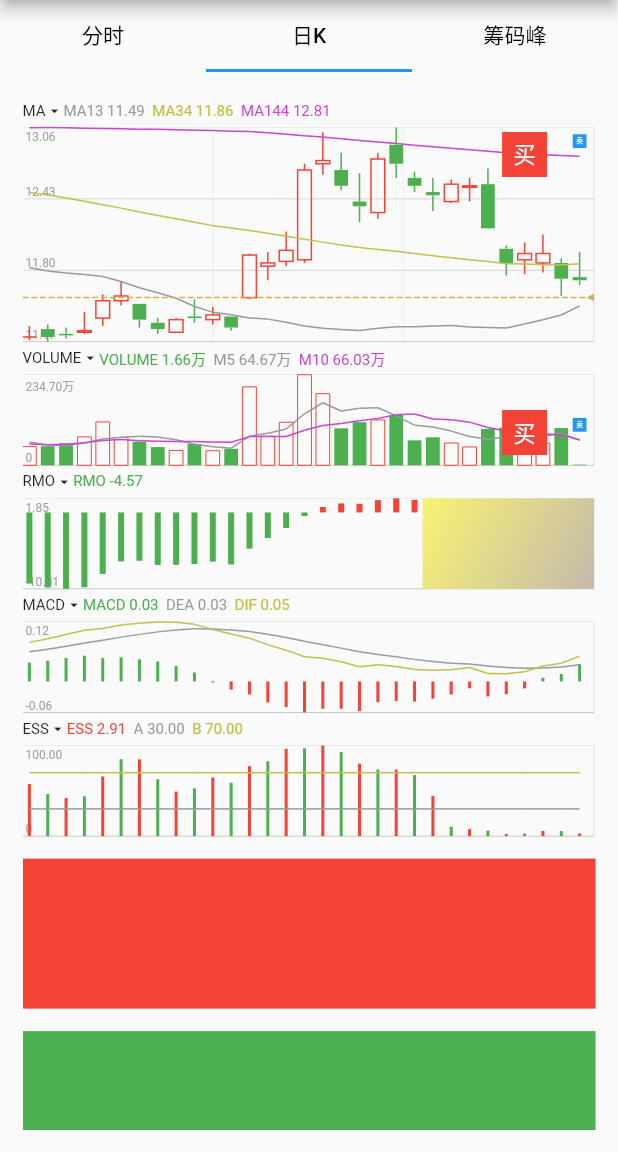
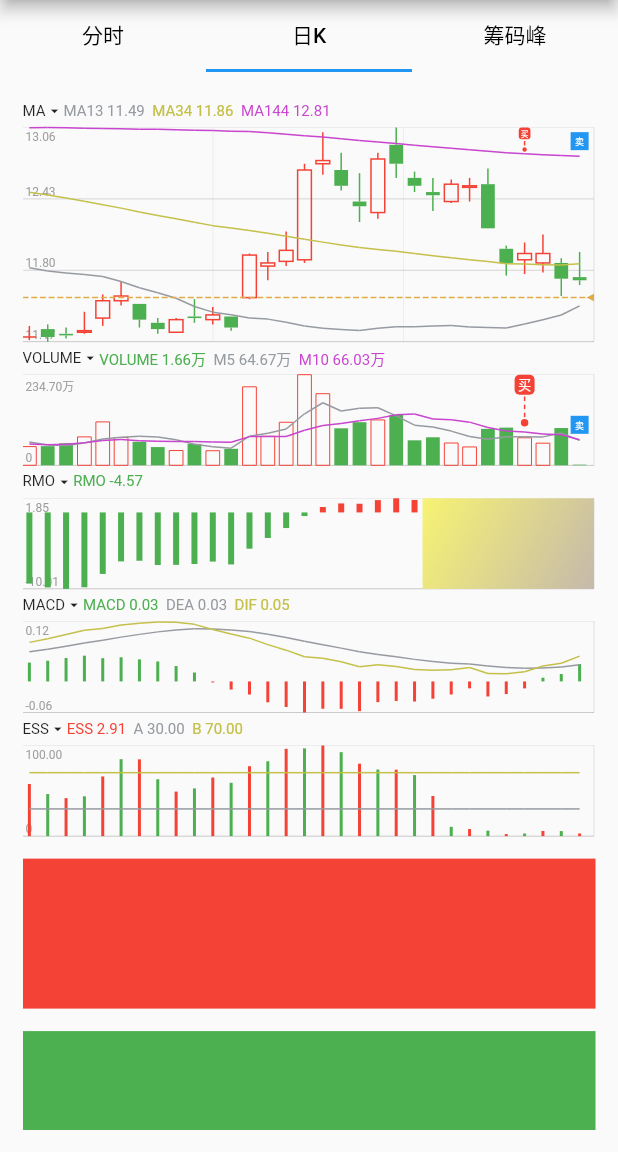
Before and after one commit to BrinedFish0222/flutter_kline, a Flutter app: the screen it shows after launch, on a phone screen of 412 x 824 dp, the part 84-1236 px from its top. Run offline on Flutter 3.47's test engine with Material 2 defaults, Android fonts, the phone set to English and light mode, and no system bars.

Commit message:
完善badge功能

```diff
--- a/lib/example/example_badge_data.dart
+++ b/lib/example/example_badge_data.dart
@@ -1,5 +1,6 @@
 import 'package:flutter/material.dart';
 import 'package:flutter_kline/vo/badge_chart_vo.dart';
+import 'package:flutter_kline/widget/bs_point_widget.dart';
 
 class ExampleBadgeData {
   static BadgeChartVo get badgeChartVo {
@@ -8,32 +9,21 @@ class ExampleBadgeData {
           ..length = 796
           ..addAll([
             BadgeChartData(
-              minSize: const Size(30, 30),
-              widget: LayoutBuilder(builder: (context, constraints) {
-                return Container(
-                  color: Colors.red,
-                  width: constraints.maxWidth,
-                  height: constraints.maxHeight,
-                  child: Center(
-                    child: Text(
-                      "买",
-                      style: TextStyle(
-                        fontSize: constraints.maxWidth / 2,
-                        color: Colors.white,
-                      ),
-                    ),
-                  ),
-                );
-              }),
+              minSize: const Size(20, 50),
+              widget: const BsPointWidget.buy(),
             ),
             null,
             null,
             BadgeChartData(
+              minSize: const Size(12, 12),
               widget: LayoutBuilder(builder: (context, constraints) {
+                double size = constraints.maxWidth > constraints.maxHeight
+                    ? constraints.maxHeight
+                    : constraints.maxWidth;
                 return Container(
                   color: Colors.blue,
-                  width: constraints.maxWidth,
-                  height: constraints.maxHeight,
+                  width: size,
+                  height: size,
                   child: Center(
                     child: Text(
                       "卖",
--- a/lib/painter/gradient_chart_painter.dart
+++ b/lib/painter/gradient_chart_painter.dart
@@ -37,12 +37,12 @@ class GradientChartPainter extends CustomPainter {
     paint.shader = shader;
 
     // 定义路径
-    var startX = KlineUtil.computeXAxisValue(
+    var startX = KlineUtil.computeXAxis(
       index: 0,
       pointWidth: pointWidth,
       pointGap: pointGap,
     );
-    var endX = KlineUtil.computeXAxisValue(
+    var endX = KlineUtil.computeXAxis(
       index: heightList.length - 1,
       pointWidth: pointWidth,
       pointGap: pointGap,
@@ -53,7 +53,7 @@ class GradientChartPainter extends CustomPainter {
         heightList.first ?? size.height,
       );
     for (int i = 1; i < heightList.length; i++) {
-      double x = KlineUtil.computeXAxisValue(
+      double x = KlineUtil.computeXAxis(
           index: i, pointWidth: pointWidth, pointGap: pointGap);
       path.lineTo(x, heightList[i] ?? size.height);
     }
--- a/lib/painter/line_chart_painter.dart
+++ b/lib/painter/line_chart_painter.dart
@@ -64,11 +64,11 @@ class LineChartPainter extends CustomPainter {
         continue;
       }
 
-      lastX ??= KlineUtil.computeXAxisValue(
+      lastX ??= KlineUtil.computeXAxis(
           index: j, pointWidth: pointWidth, pointGap: pointGap);
       lastY ??= data;
 
-      double x = KlineUtil.computeXAxisValue(
+      double x = KlineUtil.computeXAxis(
           index: j, pointWidth: pointWidth, pointGap: pointGap);
       double y = data;
 
--- a/lib/painter/price_line_painter.dart
+++ b/lib/painter/price_line_painter.dart
@@ -30,7 +30,7 @@ class PriceLinePainter extends CustomPainter {
       ..strokeWidth = style.paintStrokeWidth;
 
     // 计算y轴位置
-    double y = KlineUtil.computeYAxisValue(
+    double y = KlineUtil.computeYAxis(
       maxMinValue: maxMinValue,
       maxHeight: size.height,
       value: price,
--- a/lib/utils/kline_util.dart
+++ b/lib/utils/kline_util.dart
@@ -137,7 +137,7 @@ class KlineUtil {
   /// [maxMinValue] 最大最小值
   /// [maxHeight] 高度
   /// [value] 值
-  static double computeYAxisValue({
+  static double computeYAxis({
     required Pair<double, double> maxMinValue,
     required double maxHeight,
     required double value,
@@ -151,7 +151,7 @@ class KlineUtil {
   /// 计算x轴值：[pointWidth] * [index]
   /// [index] 索引位置
   /// [pointWidth] 每个元素宽度
-  static double computeXAxisValue({
+  static double computeXAxis({
     required int index,
     required double pointWidth,
     required double pointGap,
--- a/lib/vo/badge_chart_vo.dart
+++ b/lib/vo/badge_chart_vo.dart
@@ -101,7 +101,7 @@ class BadgeChartVo<E> extends BaseChartVo<BadgeChartData<E>?> {
 }
 
 class BadgeChartData<E> extends BaseChartData<E> {
-  static const EdgeInsets defaultPadding = EdgeInsets.only(bottom: 10);
+  static const EdgeInsets defaultPadding = EdgeInsets.only(bottom: 4);
 
   Widget widget;
 
--- a/lib/widget/badge_widget.dart
+++ b/lib/widget/badge_widget.dart
@@ -63,7 +63,7 @@ class _BadgePositionedWidget extends StatelessWidget {
   final BadgeChartData badgeChartData;
   final Pair<double, double> maxMinValue;
 
-  Size get _getSize {
+  Size _getSize({required double yAxis}) {
     double width = pointWidth;
     double height = pointWidth;
     if (badgeChartData.minSize != null) {
@@ -74,29 +74,35 @@ class _BadgePositionedWidget extends StatelessWidget {
           ? badgeChartData.minSize!.height
           : height;
     }
+
+    // 如果组件高度大于定位y轴高度，则使用最小那个高度
+    height = height > yAxis ? yAxis : height;
+    width = width > height ? height * (2 / 3) : width;
     return Size(width, height);
   }
 
   @override
   Widget build(BuildContext context) {
-    Size size = _getSize;
-
     // TODO 目前只支持 padding bottom
     // 高度
-    var yAxisValue = KlineUtil.computeYAxisValue(
+    var yAxis = KlineUtil.computeYAxis(
       maxHeight: maxHeight,
       maxMinValue: maxMinValue,
       value: badgeChartData.value ?? 0,
     );
-    yAxisValue = (yAxisValue - pointWidth / 2 - badgeChartData.padding.bottom)
-        .clamp(0, maxHeight - pointWidth)
+
+    Size size = _getSize(yAxis: yAxis);
+
+    yAxis = (yAxis - size.height - badgeChartData.padding.bottom)
+        .clamp(0, maxHeight - size.height)
         .toDouble();
 
-    var xAxisValue = (pointWidth + pointGap) * index - ((size.width - pointWidth) / 2);
+    var xAxis =
+        (pointWidth + pointGap) * index - ((size.width - pointWidth) / 2);
 
     return Positioned(
-      left: xAxisValue,
-      top: yAxisValue,
+      left: xAxis,
+      top: yAxis,
       child: SizedBox(
         width: size.width,
         height: size.height,
--- /dev/null
+++ b/lib/widget/bs_point_widget.dart
@@ -0,0 +1,112 @@
+import 'package:flutter/material.dart';
+
+/// 买卖点
+class BsPointWidget extends StatelessWidget {
+  const BsPointWidget({
+    super.key,
+    required this.text,
+    this.singleDottedLineHeight = 3,
+    this.color = Colors.red,
+    this.invert = false,
+  });
+
+  const BsPointWidget.buy({
+    super.key,
+    this.text = '买',
+    this.singleDottedLineHeight = 3,
+    this.color = Colors.red,
+    this.invert = false,
+  });
+
+  const BsPointWidget.sell({
+    super.key,
+    this.text = '卖',
+    this.singleDottedLineHeight = 3,
+    this.color = Colors.green,
+    this.invert = false,
+  });
+
+  final String text;
+  final Color color;
+
+  /// 单根虚线高度
+  final double singleDottedLineHeight;
+
+  /// 是否颠倒
+  final bool invert;
+
+  @override
+  Widget build(BuildContext context) {
+    int rotation = invert ? 1 : 0;
+    return LayoutBuilder(builder: (context, constraints) {
+      double maxWidth =
+          constraints.maxWidth == double.infinity ? 30 : constraints.maxWidth;
+      double maxHeight = constraints.maxHeight == double.infinity
+          ? maxWidth * 2
+          : constraints.maxHeight;
+
+      // 买卖点容器大小
+      double fontBox = maxWidth * (2 / 3);
+      // 小圆大小
+      double smallCircleSize = maxWidth * (1 / 4);
+      // 虚线padding
+      double dottedLinePadding = singleDottedLineHeight * 0.4;
+      // 虚线数量
+      int dottedLineNum = (maxHeight - fontBox - smallCircleSize) ~/
+          (singleDottedLineHeight + 2 * dottedLinePadding);
+
+      return Transform(
+        alignment: Alignment.center,
+        transform: Matrix4.rotationX(3.14 * rotation),
+        child: Column(
+          children: [
+            Container(
+              decoration: BoxDecoration(
+                color: color,
+                borderRadius: BorderRadius.all(Radius.circular(fontBox / 4)),
+              ),
+              height: fontBox,
+              width: fontBox,
+              child: Center(
+                child: Transform(
+                  alignment: Alignment.center,
+                  transform: Matrix4.rotationX(3.14 * rotation),
+                  child: Text(
+                    text,
+                    style: TextStyle(
+                      fontSize: fontBox * (2 / 3),
+                      color: Colors.white,
+                    ),
+                  ),
+                ),
+              ),
+            ),
+
+            /// 生成竖线
+            ...List.generate(
+              dottedLineNum,
+              (index) => Padding(
+                padding: EdgeInsets.symmetric(vertical: dottedLinePadding),
+                child: Container(
+                  width: 1.0,
+                  height: singleDottedLineHeight,
+                  color: color,
+                ),
+              ),
+            ),
+
+            /// 小圆
+            Container(
+              decoration: BoxDecoration(
+                  color: color,
+                  borderRadius:
+                      BorderRadius.all(Radius.circular(smallCircleSize))),
+              height: smallCircleSize,
+              width: smallCircleSize,
+            ),
+          ],
+        ),
+      );
+    });
+  }
+}
```
